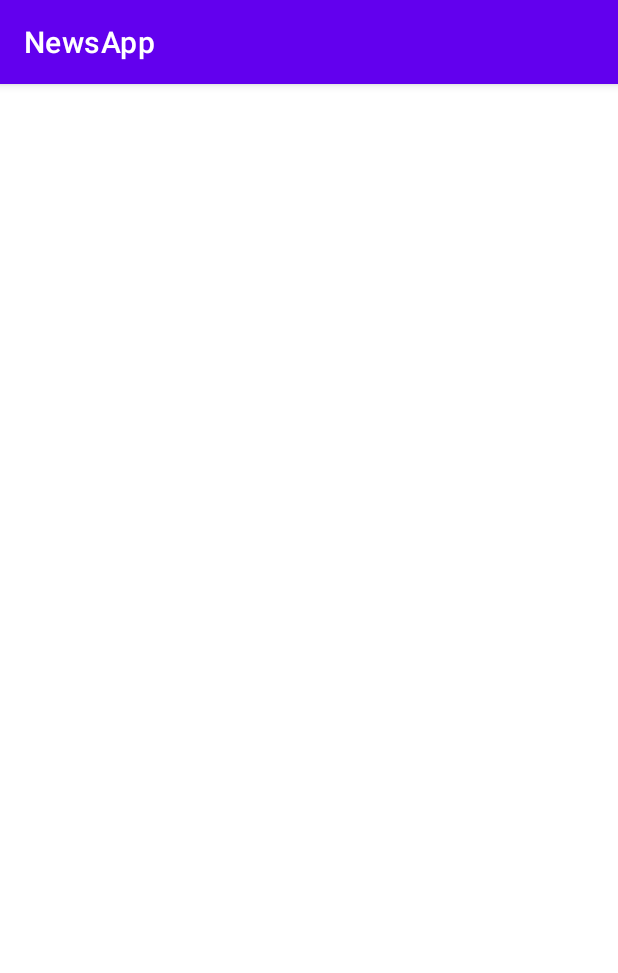
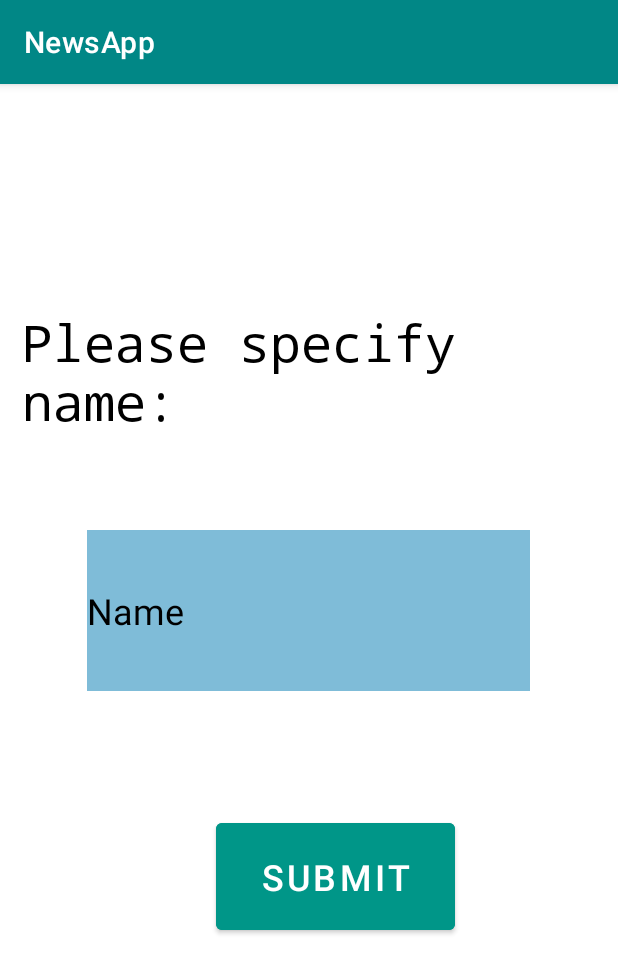
Before and after one commit to TheresaRoukaibe/NewsMobileApp, an Android app: the logInActivity screen opened directly, with no data from a screen before it, on a phone screen of 412 x 824 dp. Shown: the top 973 px of the screen. Run offline under Robolectric (Android 15) with nearby library versions, the phone set to English and light mode, and no system bars.

```diff
--- a/app/src/main/java/com/example/newsapp/logInActivity.java
+++ b/app/src/main/java/com/example/newsapp/logInActivity.java
@@ -2,13 +2,43 @@ package com.example.newsapp;
 
 import androidx.appcompat.app.AppCompatActivity;
 
+import android.content.Context;
+import android.content.Intent;
+import android.content.SharedPreferences;
+import android.graphics.drawable.ColorDrawable;
 import android.os.Bundle;
+import android.view.View;
+import android.widget.Button;
+import android.widget.EditText;
+import android.widget.Toast;
 
 public class logInActivity extends AppCompatActivity {
+EditText editText;
+SharedPreferences sharedPreferences;
+private static final String key_name = "name";
 
     @Override
     protected void onCreate(Bundle savedInstanceState) {
         super.onCreate(savedInstanceState);
         setContentView(R.layout.activity_log_in);
+        getSupportActionBar().setBackgroundDrawable(new ColorDrawable(getResources().getColor(R.color.teal_700)));
+        editText = findViewById(R.id.username);
+        sharedPreferences = getSharedPreferences("com.lau.news", Context.MODE_PRIVATE);
+    }
+
+    public void sendInfo(View v) {
+        SharedPreferences.Editor editor = sharedPreferences.edit();
+        String username_text = editText.getText().toString();
+        if (username_text.equalsIgnoreCase("")) {
+            Toast.makeText(logInActivity.this, "Please enter name", Toast.LENGTH_SHORT).show();
+        } else {
+
+
+            editor.putString(key_name, editText.getText().toString());
+            editor.apply();
+            Intent intent = new Intent(logInActivity.this, BrowseActivity.class);
+            startActivity(intent);
+            Toast.makeText(logInActivity.this, "Logging in", Toast.LENGTH_SHORT).show();
+        }
     }
 }
--- a/app/src/main/res/layout/activity_log_in.xml
+++ b/app/src/main/res/layout/activity_log_in.xml
@@ -4,6 +4,62 @@
     xmlns:tools="http://schemas.android.com/tools"
     android:layout_width="match_parent"
     android:layout_height="match_parent"
+    android:background="#93E5EF"
+    android:backgroundTint="#FFFFFF"
+    android:onClick="sendInfo"
     tools:context=".logInActivity">
 
+    <TextView
+        android:id="@+id/textView"
+        android:layout_width="wrap_content"
+        android:layout_height="wrap_content"
+        android:layout_marginStart="88dp"
+        android:layout_marginTop="149dp"
+        android:layout_marginBottom="537dp"
+        android:background="#FFFFFF"
+        android:backgroundTint="#FFFFFF"
+        android:fontFamily="monospace"
+        android:text="Please specify name: "
+        android:textColor="#000000"
+        android:textSize="34sp"
+        app:layout_constraintBottom_toBottomOf="parent"
+        app:layout_constraintEnd_toEndOf="parent"
+        app:layout_constraintHorizontal_bias="0.84"
+        app:layout_constraintStart_toStartOf="parent"
+        app:layout_constraintTop_toTopOf="parent"
+        app:layout_constraintVertical_bias="0.0" />
+
+    <EditText
+        android:id="@+id/username"
+        android:layout_width="295dp"
+        android:layout_height="107dp"
+        android:layout_marginStart="100dp"
+        android:layout_marginTop="63dp"
+        android:layout_marginEnd="101dp"
+        android:background="#91D8E1"
+        android:backgroundTint="#7FBCD8"
+        android:ems="10"
+        android:inputType="textPersonName"
+        android:text="Name"
+        android:textColor="#000000"
+        android:textSize="24sp"
+        app:layout_constraintEnd_toEndOf="parent"
+        app:layout_constraintStart_toStartOf="parent"
+        app:layout_constraintTop_toBottomOf="@+id/textView" />
+
+    <Button
+        android:id="@+id/submit"
+        android:layout_width="159dp"
+        android:layout_height="83dp"
+        android:layout_marginStart="144dp"
+        android:layout_marginEnd="108dp"
+        android:layout_marginBottom="198dp"
+        android:backgroundTint="#009688"
+        android:onClick="sendInfo"
+        android:text="Submit"
+        android:textSize="24sp"
+        app:layout_constraintBottom_toBottomOf="parent"
+        app:layout_constraintEnd_toEndOf="parent"
+        app:layout_constraintHorizontal_bias="0.48"
+        app:layout_constraintStart_toStartOf="parent" />
 </androidx.constraintlayout.widget.ConstraintLayout>
--- a/app/src/main/res/layout/activity_main.xml
+++ b/app/src/main/res/layout/activity_main.xml
@@ -15,7 +15,7 @@
         android:layout_marginStart="52dp"
         android:layout_marginEnd="52dp"
         android:fontFamily="monospace"
-        android:text="Welcome"
+        android:text="Welcome..."
         android:textColor="#000000"
         android:textSize="34sp"
         app:layout_constraintBottom_toTopOf="@+id/imageView4"
```
Also changed, not shown: app/src/main/AndroidManifest.xml (+7 -0 lines), app/src/main/java/com/example/newsapp/BrowseActivity.java (added, +28 -0 lines), app/src/main/res/layout/activity_browse.xml (added, +27 -0 lines).
